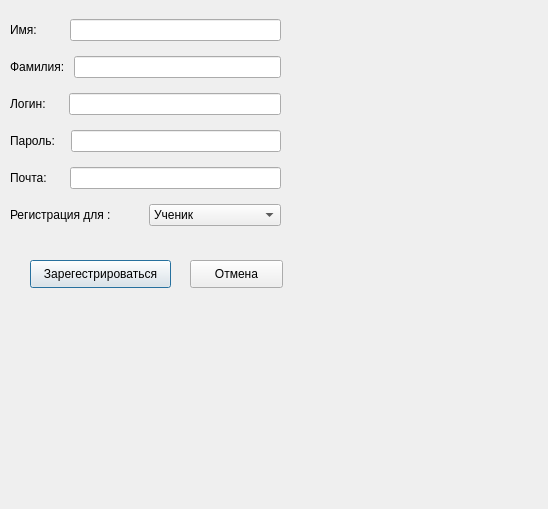
The window that register_form.ui (MishaSok/yandex_pyqt5_project) describes before a commit, drawn with Qt 5.
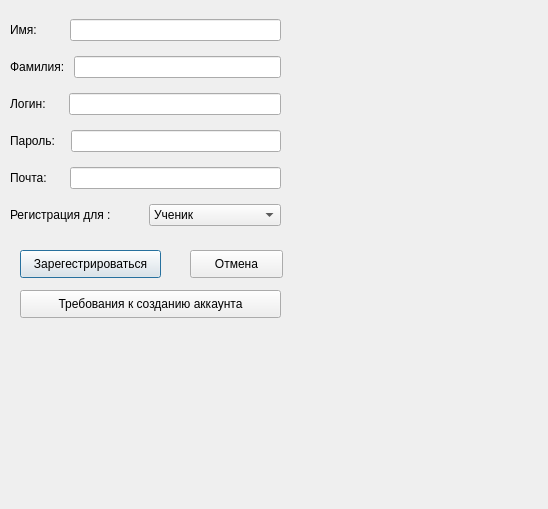
The same window after the commit.

The edit to the form file:
```diff
--- a/register_form.ui
+++ b/register_form.ui
@@ -123,8 +123,8 @@
   <widget class="QPushButton" name="register_button">
    <property name="geometry">
     <rect>
-     <x>30</x>
-     <y>260</y>
+     <x>20</x>
+     <y>250</y>
      <width>141</width>
      <height>28</height>
     </rect>
@@ -137,7 +137,7 @@
    <property name="geometry">
     <rect>
      <x>190</x>
-     <y>260</y>
+     <y>250</y>
      <width>93</width>
      <height>28</height>
     </rect>
@@ -146,6 +146,19 @@
     <string>Отмена</string>
    </property>
   </widget>
+  <widget class="QPushButton" name="req_btn">
+   <property name="geometry">
+    <rect>
+     <x>20</x>
+     <y>290</y>
+     <width>261</width>
+     <height>28</height>
+    </rect>
+   </property>
+   <property name="text">
+    <string>Требования к созданию аккаунта</string>
+   </property>
+  </widget>
  </widget>
  <resources/>
  <connections/>
```
